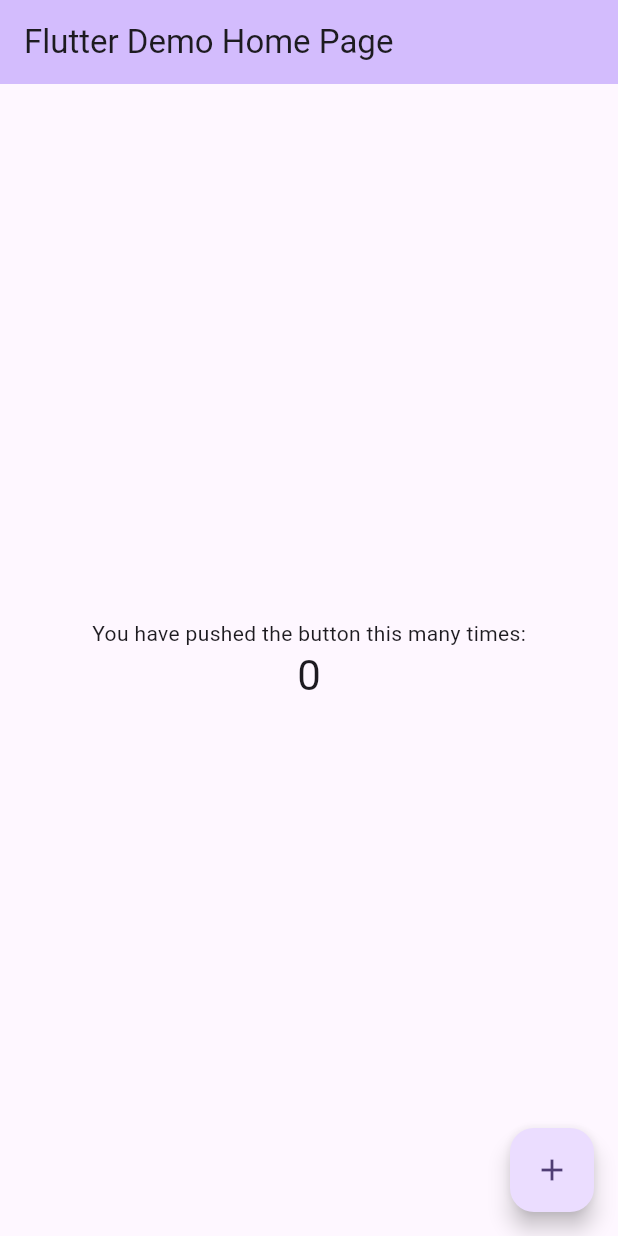
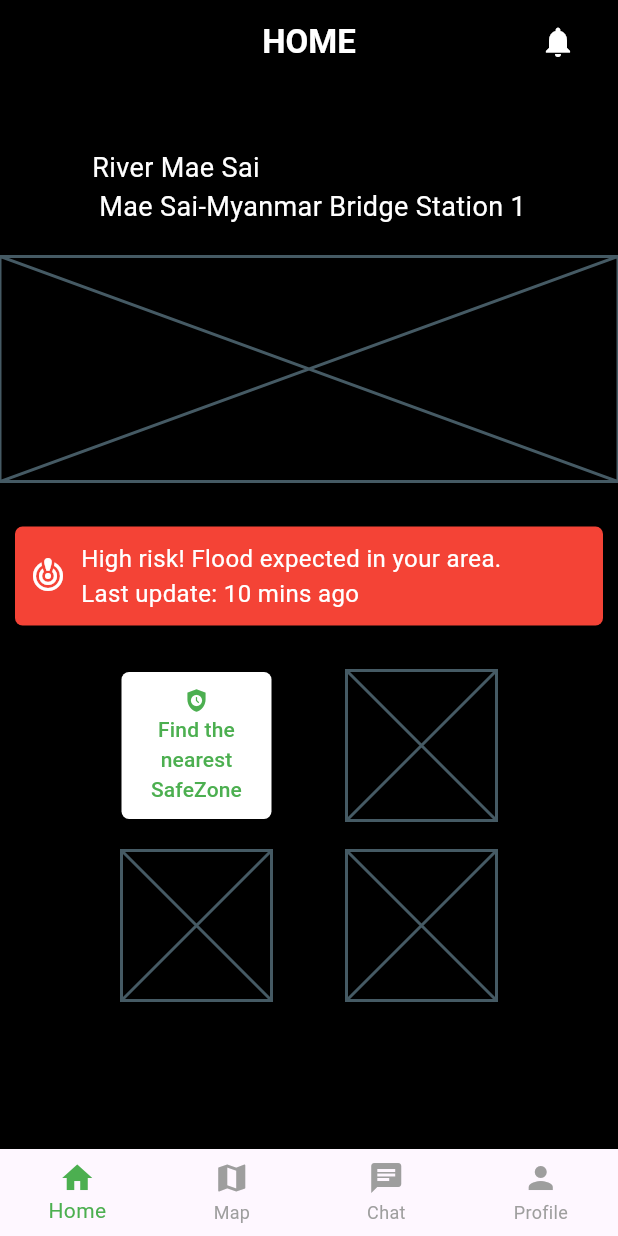
Before and after one commit to LinnLinn4/FloodNavi, a Flutter app: the screen it shows after launch, on a phone screen of 412 x 824 dp. Run offline on Flutter 3.47's test engine with Material 3 defaults, Android fonts, the phone set to English and light mode, and no system bars.

Commit message:
added pages, updated main.dart for default layout, updated home page UI

```diff
--- a/floodnavi/lib/main.dart
+++ b/floodnavi/lib/main.dart
@@ -1,4 +1,8 @@
 import 'package:flutter/material.dart';
+import 'pages/home_page.dart';
+import 'pages/map_page.dart';
+import 'pages/chat_page.dart';
+import 'pages/profile_page.dart';
 
 void main() {
   runApp(const MyApp());
@@ -7,116 +11,57 @@ void main() {
 class MyApp extends StatelessWidget {
   const MyApp({super.key});
 
-  // This widget is the root of your application.
   @override
   Widget build(BuildContext context) {
     return MaterialApp(
-      title: 'Flutter Demo',
-      theme: ThemeData(
-        // This is the theme of your application.
-        //
-        // TRY THIS: Try running your application with "flutter run". You'll see
-        // the application has a purple toolbar. Then, without quitting the app,
-        // try changing the seedColor in the colorScheme below to Colors.green
-        // and then invoke "hot reload" (save your changes or press the "hot
-        // reload" button in a Flutter-supported IDE, or press "r" if you used
-        // the command line to start the app).
-        //
-        // Notice that the counter didn't reset back to zero; the application
-        // state is not lost during the reload. To reset the state, use hot
-        // restart instead.
-        //
-        // This works for code too, not just values: Most code changes can be
-        // tested with just a hot reload.
-        colorScheme: ColorScheme.fromSeed(seedColor: Colors.deepPurple),
-      ),
-      home: const MyHomePage(title: 'Flutter Demo Home Page'),
+      debugShowCheckedModeBanner: false,
+      title: 'FloodNavi App',
+      theme: ThemeData(primarySwatch: Colors.green),
+      home: const DefaultLayout(),
     );
   }
 }
 
-class MyHomePage extends StatefulWidget {
-  const MyHomePage({super.key, required this.title});
-
-  // This widget is the home page of your application. It is stateful, meaning
-  // that it has a State object (defined below) that contains fields that affect
-  // how it looks.
-
-  // This class is the configuration for the state. It holds the values (in this
-  // case the title) provided by the parent (in this case the App widget) and
-  // used by the build method of the State. Fields in a Widget subclass are
-  // always marked "final".
-
-  final String title;
+class DefaultLayout extends StatefulWidget {
+  const DefaultLayout({super.key});
 
   @override
-  State<MyHomePage> createState() => _MyHomePageState();
+  State<DefaultLayout> createState() => _DefaultLayoutState();
 }
 
-class _MyHomePageState extends State<MyHomePage> {
-  int _counter = 0;
+class _DefaultLayoutState extends State<DefaultLayout> {
+  int _selectedIndex = 0;
 
-  void _incrementCounter() {
+  final List<Widget> _pages = const [
+    HomePage(),
+    MapPage(),
+    ChatPage(),
+    ProfilePage(),
+  ];
+
+  void _onItemTapped(int index) {
     setState(() {
-      // This call to setState tells the Flutter framework that something has
-      // changed in this State, which causes it to rerun the build method below
-      // so that the display can reflect the updated values. If we changed
-      // _counter without calling setState(), then the build method would not be
-      // called again, and so nothing would appear to happen.
-      _counter++;
+      _selectedIndex = index;
     });
   }
 
   @override
   Widget build(BuildContext context) {
-    // This method is rerun every time setState is called, for instance as done
-    // by the _incrementCounter method above.
-    //
-    // The Flutter framework has been optimized to make rerunning build methods
-    // fast, so that you can just rebuild anything that needs updating rather
-    // than having to individually change instances of widgets.
     return Scaffold(
-      appBar: AppBar(
-        // TRY THIS: Try changing the color here to a specific color (to
-        // Colors.amber, perhaps?) and trigger a hot reload to see the AppBar
-        // change color while the other colors stay the same.
-        backgroundColor: Theme.of(context).colorScheme.inversePrimary,
-        // Here we take the value from the MyHomePage object that was created by
-        // the App.build method, and use it to set our appbar title.
-        title: Text(widget.title),
+      body: _pages[_selectedIndex],
+      bottomNavigationBar: BottomNavigationBar(
+        type: BottomNavigationBarType.fixed,
+        currentIndex: _selectedIndex,
+        onTap: _onItemTapped,
+        selectedItemColor: Colors.green,
+        unselectedItemColor: Colors.grey,
+        items: const [
+          BottomNavigationBarItem(icon: Icon(Icons.home), label: 'Home'),
+          BottomNavigationBarItem(icon: Icon(Icons.map), label: 'Map'),
+          BottomNavigationBarItem(icon: Icon(Icons.chat), label: 'Chat'),
+          BottomNavigationBarItem(icon: Icon(Icons.person), label: 'Profile'),
+        ],
       ),
-      body: Center(
-        // Center is a layout widget. It takes a single child and positions it
-        // in the middle of the parent.
-        child: Column(
-          // Column is also a layout widget. It takes a list of children and
-          // arranges them vertically. By default, it sizes itself to fit its
-          // children horizontally, and tries to be as tall as its parent.
-          //
-          // Column has various properties to control how it sizes itself and
-          // how it positions its children. Here we use mainAxisAlignment to
-          // center the children vertically; the main axis here is the vertical
-          // axis because Columns are vertical (the cross axis would be
-          // horizontal).
-          //
-          // TRY THIS: Invoke "debug painting" (choose the "Toggle Debug Paint"
-          // action in the IDE, or press "p" in the console), to see the
-          // wireframe for each widget.
-          mainAxisAlignment: MainAxisAlignment.center,
-          children: <Widget>[
-            const Text('You have pushed the button this many times:'),
-            Text(
-              '$_counter',
-              style: Theme.of(context).textTheme.headlineMedium,
-            ),
-          ],
-        ),
-      ),
-      floatingActionButton: FloatingActionButton(
-        onPressed: _incrementCounter,
-        tooltip: 'Increment',
-        child: const Icon(Icons.add),
-      ), // This trailing comma makes auto-formatting nicer for build methods.
     );
   }
 }
--- /dev/null
+++ b/floodnavi/lib/pages/chat_page.dart
@@ -0,0 +1,10 @@
+import 'package:flutter/material.dart';
+
+class ChatPage extends StatelessWidget {
+  const ChatPage({super.key});
+
+  @override
+  Widget build(BuildContext context) {
+    return const Center(child: Text("💬 Chat Page"));
+  }
+}
--- /dev/null
+++ b/floodnavi/lib/pages/home_page.dart
@@ -0,0 +1,121 @@
+import 'package:flutter/material.dart';
+
+class HomePage extends StatelessWidget {
+  const HomePage({super.key});
+
+  @override
+  Widget build(BuildContext context) {
+    return Scaffold(
+      extendBodyBehindAppBar: true,
+      appBar: AppBar(
+        backgroundColor: Colors.transparent,
+        elevation: 0,
+        centerTitle: true,
+        title: const Text(
+          "HOME",
+          style: TextStyle(fontWeight: FontWeight.bold, color: Colors.white),
+        ),
+        actions: [
+          Padding(
+            padding: const EdgeInsets.only(right: 16.0),
+            child: IconButton(
+              icon: const Icon(Icons.notifications, color: Colors.white),
+              onPressed: () {
+                ScaffoldMessenger.of(context).showSnackBar(
+                  const SnackBar(content: Text("No new notifications")),
+                );
+              },
+            ),
+          ),
+        ],
+      ),
+      body: Container(
+        width: double.infinity,
+        height: double.infinity,
+        decoration: const BoxDecoration(
+          color: Colors.black,
+          // image: DecorationImage(
+          //   image: AssetImage("assets/images/background.jpg"),
+          //   fit: BoxFit.cover,
+          // ),
+        ),
+
+        child: Column(
+          mainAxisAlignment: MainAxisAlignment.center, // center vertically
+          children: [
+            Text(
+              "River Mae Sai\n Mae Sai-Myanmar Bridge Station 1",
+              style: TextStyle(color: Colors.white, fontSize: 18),
+            ),
+            SizedBox(height: 20), // space between widgets
+            Placeholder(fallbackHeight: 150),
+            SizedBox(height: 20),
+
+            Container(
+              decoration: BoxDecoration(
+                color: Colors.red,
+                borderRadius: BorderRadius.circular(5),
+              ),
+              padding: const EdgeInsets.all(10),
+              margin: const EdgeInsets.all(10),
+              child: Row(
+                children: [
+                  Icon(Icons.crisis_alert, color: Colors.white),
+                  SizedBox(width: 10),
+                  Text(
+                    "High risk! Flood expected in your area.\nLast update: 10 mins ago",
+                    style: TextStyle(color: Colors.white, fontSize: 16),
+                  ),
+                ],
+              ),
+            ),
+
+            SizedBox(height: 20),
+
+            Row(
+              mainAxisAlignment: MainAxisAlignment.center,
+              children: [
+                ElevatedButton(
+                  style: ElevatedButton.styleFrom(
+                    backgroundColor: Colors.white,
+                    foregroundColor: Colors.green,
+                    shape: RoundedRectangleBorder(
+                      borderRadius: BorderRadius.circular(5), // rounded corners
+                    ),
+                    padding: EdgeInsets.all(10),
+                    maximumSize: Size(100, 100),
+                  ),
+
+                  onPressed: () => {},
+                  child: Column(
+                    mainAxisSize: MainAxisSize.min, // shrink to fit
+                    children: const [
+                      Icon(Icons.safety_check),
+                      Text(
+                        "Find the\nnearest SafeZone",
+                        textAlign: TextAlign.center,
+                      ),
+                    ],
+                  ),
+                ),
+                SizedBox(width: 50),
+                Placeholder(fallbackWidth: 100, fallbackHeight: 100),
+              ],
+            ),
+
+            SizedBox(height: 20),
+
+            Row(
+              mainAxisAlignment: MainAxisAlignment.center,
+              children: [
+                Placeholder(fallbackWidth: 100, fallbackHeight: 100),
+                SizedBox(width: 50),
+                Placeholder(fallbackWidth: 100, fallbackHeight: 100),
+              ],
+            ),
+          ],
+        ),
+      ),
+    );
+  }
+}
--- /dev/null
+++ b/floodnavi/lib/pages/map_page.dart
@@ -0,0 +1,10 @@
+import 'package:flutter/material.dart';
+
+class MapPage extends StatelessWidget {
+  const MapPage({super.key});
+
+  @override
+  Widget build(BuildContext context) {
+    return const Center(child: Text("🗺️ Map Page"));
+  }
+}
--- /dev/null
+++ b/floodnavi/lib/pages/profile_page.dart
@@ -0,0 +1,10 @@
+import 'package:flutter/material.dart';
+
+class ProfilePage extends StatelessWidget {
+  const ProfilePage({super.key});
+
+  @override
+  Widget build(BuildContext context) {
+    return const Center(child: Text("👤 Profile Page"));
+  }
+}
```
